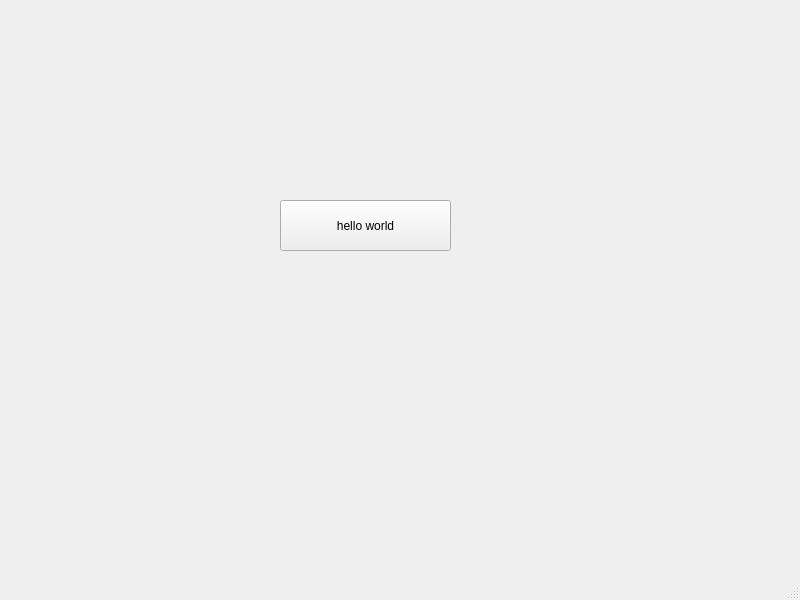
The window that UI/Scripts/GUI.ui (pooer99/ASL_Detection) describes before a commit, drawn with Qt 5.
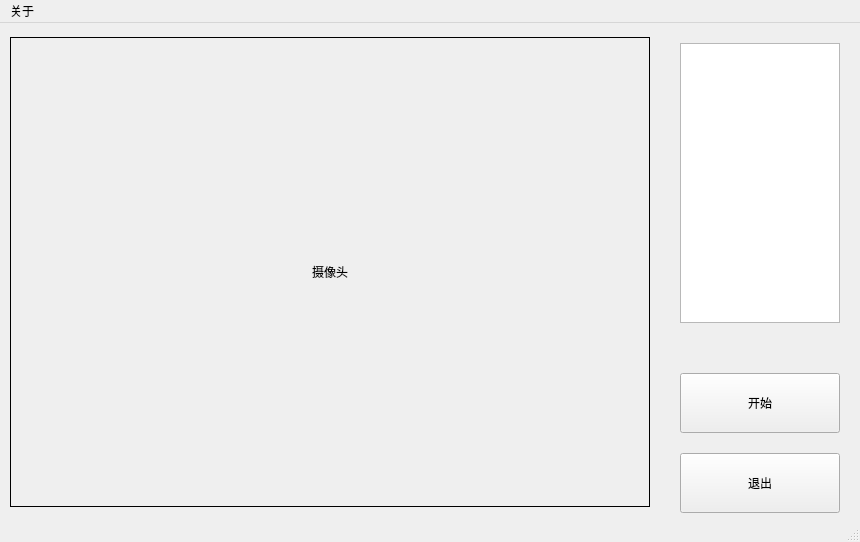
The same window after the commit. Icons and pictures are not drawn.

Commit message: 设计GUI界面，连接opencv，给按钮绑定监听事件

```diff
--- a/UI/Scripts/GUI.ui
+++ b/UI/Scripts/GUI.ui
@@ -6,8 +6,8 @@
    <rect>
     <x>0</x>
     <y>0</y>
-    <width>800</width>
-    <height>600</height>
+    <width>860</width>
+    <height>542</height>
    </rect>
   </property>
   <property name="windowTitle">
@@ -18,31 +18,106 @@
     <normaloff>:/icon/icon.ico</normaloff>:/icon/icon.ico</iconset>
   </property>
   <widget class="QWidget" name="centralwidget">
+   <widget class="QLabel" name="label">
+    <property name="geometry">
+     <rect>
+      <x>10</x>
+      <y>14</y>
+      <width>640</width>
+      <height>470</height>
+     </rect>
+    </property>
+    <property name="mouseTracking">
+     <bool>false</bool>
+    </property>
+    <property name="tabletTracking">
+     <bool>false</bool>
+    </property>
+    <property name="acceptDrops">
+     <bool>false</bool>
+    </property>
+    <property name="frameShape">
+     <enum>QFrame::Box</enum>
+    </property>
+    <property name="frameShadow">
+     <enum>QFrame::Plain</enum>
+    </property>
+    <property name="text">
+     <string>摄像头</string>
+    </property>
+    <property name="scaledContents">
+     <bool>false</bool>
+    </property>
+    <property name="alignment">
+     <set>Qt::AlignCenter</set>
+    </property>
+    <property name="wordWrap">
+     <bool>false</bool>
+    </property>
+    <property name="indent">
+     <number>-1</number>
+    </property>
+   </widget>
    <widget class="QPushButton" name="pushButton">
     <property name="geometry">
      <rect>
-      <x>280</x>
-      <y>200</y>
-      <width>171</width>
-      <height>51</height>
+      <x>680</x>
+      <y>350</y>
+      <width>160</width>
+      <height>60</height>
      </rect>
     </property>
     <property name="text">
-     <string>hello world</string>
+     <string>开始</string>
+    </property>
+    <property name="iconSize">
+     <size>
+      <width>20</width>
+      <height>20</height>
+     </size>
+    </property>
+   </widget>
+   <widget class="QPushButton" name="pushButton_2">
+    <property name="geometry">
+     <rect>
+      <x>680</x>
+      <y>430</y>
+      <width>160</width>
+      <height>60</height>
+     </rect>
+    </property>
+    <property name="text">
+     <string>退出</string>
+    </property>
+   </widget>
+   <widget class="QTextBrowser" name="textBrowser">
+    <property name="geometry">
+     <rect>
+      <x>680</x>
+      <y>20</y>
+      <width>160</width>
+      <height>280</height>
+     </rect>
     </property>
    </widget>
   </widget>
-  <widget class="QMenuBar" name="menubar">
+  <widget class="QStatusBar" name="statusbar"/>
+  <widget class="QMenuBar" name="menuBar">
    <property name="geometry">
     <rect>
      <x>0</x>
      <y>0</y>
-     <width>800</width>
+     <width>860</width>
      <height>26</height>
     </rect>
    </property>
+   <widget class="QMenu" name="menu">
+    <property name="title">
+     <string>关于</string>
+    </property>
+   </widget>
+   <addaction name="menu"/>
   </widget>
-  <widget class="QStatusBar" name="statusbar"/>
  </widget>
  <resources>
   <include location="../Resources/res.qrc"/>
```
The commit also changes 3 other files.
